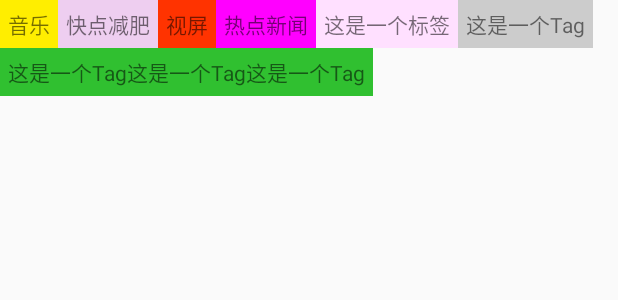
After one commit to daishengda2018/AndroidKnowledgeSystem, an Android app: the layout layout_tag_layout.xml on its own in the app's theme, with its tools: preview values and no code run, on a phone screen of 412 x 824 dp. The commit adds this screen. Shown: the top 300 px of the screen. Run offline under Robolectric (Android 15) with nearby library versions, the light colour scheme and no system bars.

```diff
--- a/Demo/app/src/main/java/com/example/dsd/demo/Main.java
+++ b/Demo/app/src/main/java/com/example/dsd/demo/Main.java
@@ -1,6 +1,6 @@
 package com.example.dsd.demo;
 
-import com.example.dsd.demo.handler.TreadLocalDemo;
+import com.example.dsd.demo.handler.HandlerDemo;
 
 /**
  * Java 代码入口
@@ -9,6 +9,7 @@ import com.example.dsd.demo.handler.TreadLocalDemo;
  */
 public class Main {
     public static void main(String[] args) {
-        new TreadLocalDemo().runDemo();
+//        new TreadLocalDemo().runDemo();
+        new HandlerDemo().startThreadHandler();
     }
 }
--- a/Demo/app/src/main/java/com/example/dsd/demo/MainActivity.java
+++ b/Demo/app/src/main/java/com/example/dsd/demo/MainActivity.java
@@ -3,6 +3,8 @@ package com.example.dsd.demo;
 import android.os.Bundle;
 import android.support.v7.app.AppCompatActivity;
 import android.support.v7.widget.RecyclerView;
+
+import com.example.dsd.demo.handler.HandlerDemo;
 
 /**
  * create by DSD
@@ -16,7 +18,7 @@ public class MainActivity extends AppCompatActivity {
     protected void onCreate(Bundle savedInstanceState) {
         super.onCreate(savedInstanceState);
         setContentView(R.layout.activity_main);
-
+        new HandlerDemo().startThreadHandler();
         /*
         try {
             InputStream certificate = getResources().getAssets().open("for_server.cer");
--- a/Demo/app/src/main/java/com/example/dsd/demo/handler/TreadLocalDemo.java
+++ b/Demo/app/src/main/java/com/example/dsd/demo/handler/TreadLocalDemo.java
@@ -30,4 +30,6 @@ public class TreadLocalDemo {
         }.start();
         System.out.println(Thread.currentThread().getName() + "  " + mThreadLocal.get());
     }
+
+
 }
--- /dev/null
+++ b/Demo/app/src/main/res/layout/layout_tag_layout.xml
@@ -0,0 +1,65 @@
+<?xml version="1.0" encoding="utf-8"?>
+<com.example.dsd.demo.ui.custom.layout.TagLayout
+    xmlns:android="http://schemas.android.com/apk/res/android"
+    xmlns:tools="http://schemas.android.com/tools"
+    android:layout_width="match_parent"
+    android:layout_height="match_parent"
+    tools:context=".MainActivity">
+
+    <TextView
+        android:layout_width="wrap_content"
+        android:layout_height="wrap_content"
+        android:layout_margin="5dp"
+        android:padding="5dp"
+        android:background="#ffee00"
+        android:text="音乐" />
+
+    <TextView
+        android:layout_width="wrap_content"
+        android:layout_height="wrap_content"
+        android:layout_margin="5dp"
+        android:padding="5dp"
+        android:background="#eecef0"
+        android:text="快点减肥" />
+
+    <TextView
+        android:layout_width="wrap_content"
+        android:layout_height="wrap_content"
+        android:layout_margin="5dp"
+        android:padding="5dp"
+        android:background="#ff3300"
+        android:text="视屏" />
+
+    <TextView
+        android:layout_width="wrap_content"
+        android:layout_height="wrap_content"
+        android:layout_margin="5dp"
+        android:padding="5dp"
+        android:background="#ff00ff"
+        android:text="热点新闻" />
+
+    <TextView
+        android:layout_width="wrap_content"
+        android:layout_height="wrap_content"
+        android:layout_margin="5dp"
+        android:padding="5dp"
+        android:background="#ffe0ff"
+        android:text="这是一个标签" />
+
+    <TextView
+        android:layout_width="wrap_content"
+        android:layout_height="wrap_content"
+        android:layout_margin="5dp"
+        android:padding="5dp"
+        android:background="#cccccc"
+        android:text="这是一个Tag" />
+
+    <TextView
+        android:layout_width="wrap_content"
+        android:layout_height="wrap_content"
+        android:layout_margin="5dp"
+        android:padding="5dp"
+        android:background="#30c030"
+        android:text="这是一个Tag这是一个Tag这是一个Tag" />
+
+</com.example.dsd.demo.ui.custom.layout.TagLayout>
```
Also changed, not shown: Demo/app/src/main/java/com/example/dsd/demo/handler/HandlerDemo.java (added, +61 -0 lines), Demo/app/src/main/res/layout/activity_main.xml (+7 -63 lines), 7 other files.
